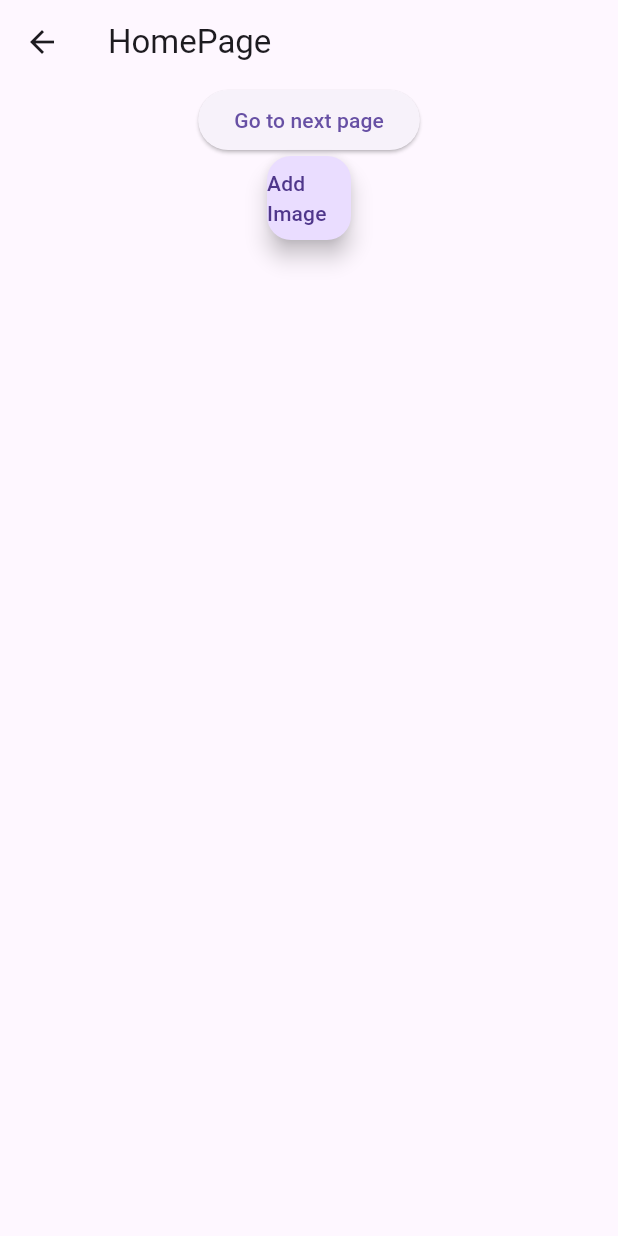
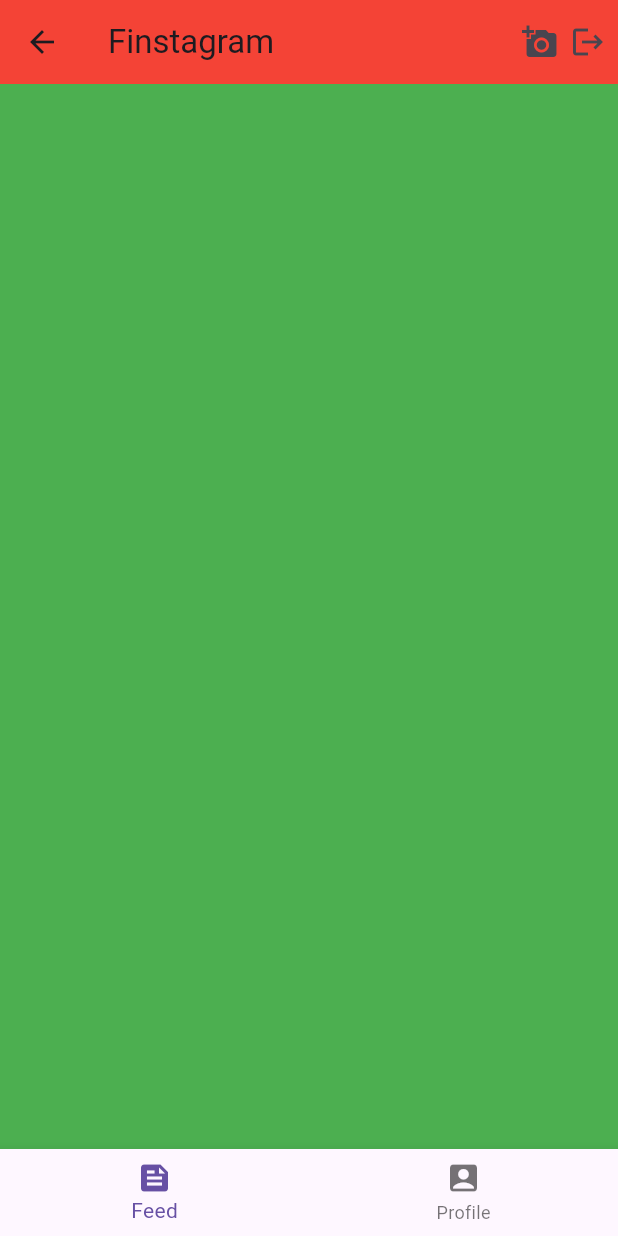
Before and after one commit to dhirajchaurasiya10/finstagram, a Flutter app: the HomePage screen opened directly, on a phone screen of 412 x 824 dp. Run offline on Flutter 3.47's test engine with Material 3 defaults, Android fonts, the phone set to English and light mode, and no system bars; our stand-ins replace file_picker.

Commit message:
bottom navigation bar widget

```diff
--- a/lib/home_page.dart
+++ /dev/null
@@ -1,41 +0,0 @@
-import 'package:finstagram/second_page.dart';
-import 'package:flutter/material.dart';
-
-class HomePage extends StatelessWidget {
-  const HomePage({super.key});
-
-  @override
-  Widget build(BuildContext context) {
-    return Scaffold(
-      appBar: AppBar(
-        title: Text("HomePage"),
-      ),
-      body: Container(
-        child: Center(
-          child: Column(
-            children: [
-              ElevatedButton(
-                child: Text("Go to next page"),
-                onPressed: () {
-                  Navigator.push(
-                    context,
-                    MaterialPageRoute(
-                      builder: (context) => Secondpage(),
-                    ),
-                  );
-                },
-              ),
-              Positioned(
-                height: MediaQuery.of(context).size.height /12,
-                child: FloatingActionButton(
-                  onPressed: () {},
-                  child: Text("Add Image"),
-                ),
-              ),
-            ],
-          ),
-        ),
-      ),
-    );
-  }
-}
--- a/lib/main.dart
+++ b/lib/main.dart
@@ -1,8 +1,7 @@
 import 'package:finstagram/pages/login_page.dart';
 import 'package:finstagram/pages/register_page.dart';
 import 'package:flutter/material.dart';
-
-import 'home_page.dart';
+import 'pages/home_page.dart';
 
 void main() {
   runApp(const MyApp());
@@ -15,14 +14,15 @@ class MyApp extends StatelessWidget {
   @override
   Widget build(BuildContext context) {
     return MaterialApp(
-      title: 'Flutter Demo',
+      title: 'Finstagram',
       theme: ThemeData(
-        primarySwatch: Colors.blue,
+        primarySwatch: Colors.red,
       ),
-      initialRoute: 'login',
+      initialRoute: 'home',
       routes: {
-        'register':(context)=>RegisterPage(),
-        'login':(context) => LoginPage(),
+        'register': (context) => RegisterPage(),
+        'login': (context) => LoginPage(),
+        'home': (context) => HomePage(),
       },
     );
   }
--- /dev/null
+++ b/lib/pages/home_page.dart
@@ -0,0 +1,74 @@
+import 'package:flutter/material.dart';
+
+class HomePage extends StatefulWidget {
+  const HomePage({super.key});
+
+  @override
+  State<HomePage> createState() => _HomePageState();
+}
+
+class _HomePageState extends State<HomePage> {
+
+  int _currentPage=0;
+  final List<Widget> _pages = [
+    Container(
+      color: Colors.green,
+    ),
+    Container(
+      color: Colors.blue,
+    )
+  ];
+
+  @override
+  Widget build(BuildContext context) {
+    return Scaffold(
+      appBar: AppBar(
+        title: const Text(
+          "Finstagram",
+        ),
+        backgroundColor: Colors.red,
+        // backgroundColor: Colors.red,
+        actions: [
+          GestureDetector(
+            onTap: () {},
+            child: Icon(Icons.add_a_photo),
+          ),
+          Padding(
+            padding: const EdgeInsets.only(
+              left: 8.0,
+              right: 8.0,
+            ),
+            child: GestureDetector(
+              onTap: () {},
+              child: Icon(Icons.logout),
+            ),
+          ),
+        ],
+      ),
+      bottomNavigationBar: _bottomNavigationBar(),
+      body: _pages[_currentPage],
+    );
+  }
+
+  Widget _bottomNavigationBar() {
+    return BottomNavigationBar(
+      currentIndex: _currentPage,
+      onTap: (_index){
+        setState(() {
+          _currentPage = _index;
+        });
+      } ,
+      items: [
+      BottomNavigationBarItem(
+          label: 'Feed',
+          icon: Icon(
+            Icons.feed,
+          )),
+      BottomNavigationBarItem(
+          label: 'Profile',
+          icon: Icon(
+            Icons.account_box,
+          )),
+    ]);
+  }
+}
```
